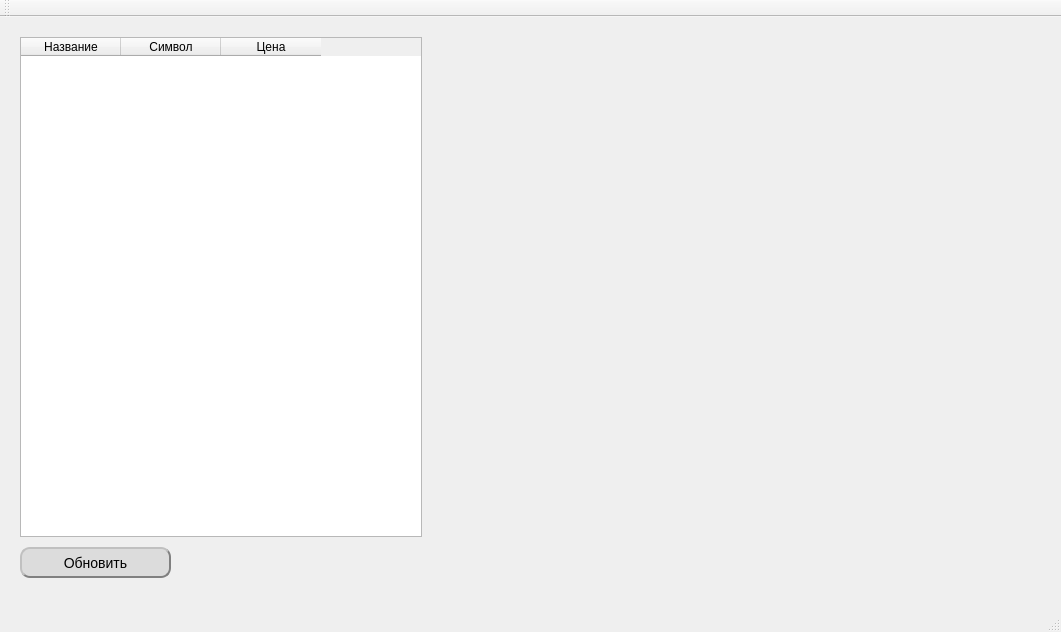
The window that mainwindow.ui (valeksan/qapico) describes before a commit, drawn with Qt 5.
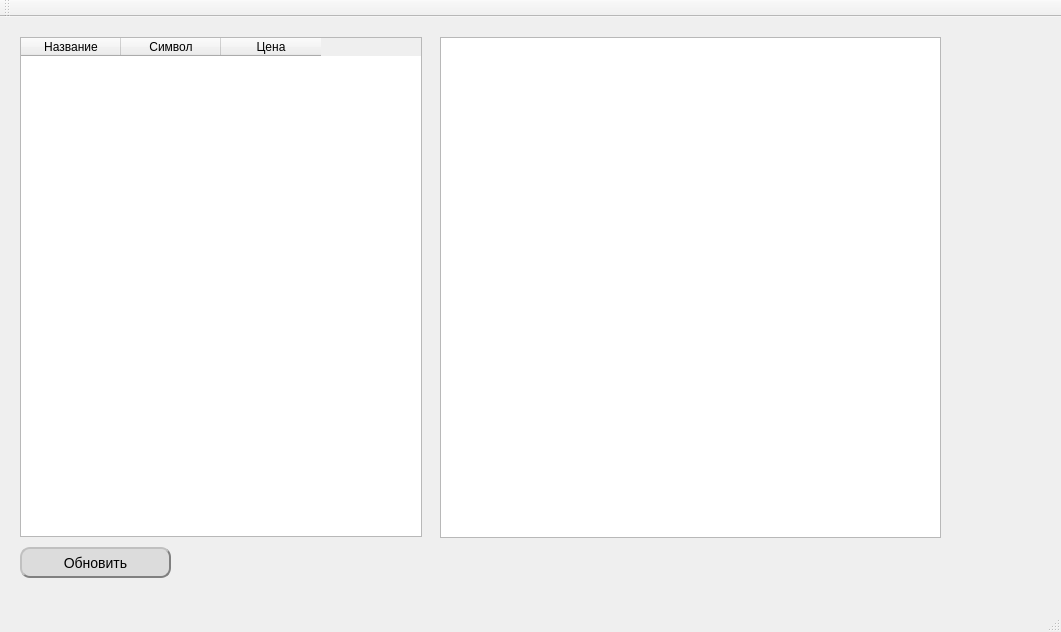
The same window after the commit.

```diff
--- a/mainwindow.ui
+++ b/mainwindow.ui
@@ -72,6 +72,16 @@
      <string>Обновить</string>
     </property>
    </widget>
+   <widget class="QTextBrowser" name="textBrowser">
+    <property name="geometry">
+     <rect>
+      <x>440</x>
+      <y>20</y>
+      <width>501</width>
+      <height>501</height>
+     </rect>
+    </property>
+   </widget>
   </widget>
   <widget class="QMenuBar" name="menuBar">
    <property name="geometry">
```
Left out of the diff: 2 changed lines with no effect on the pictures.
